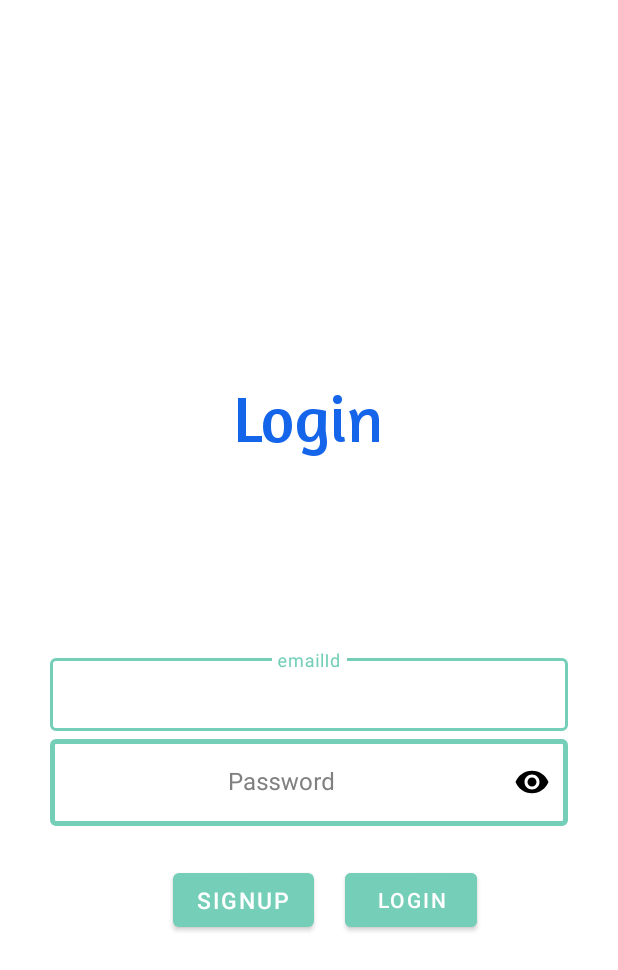
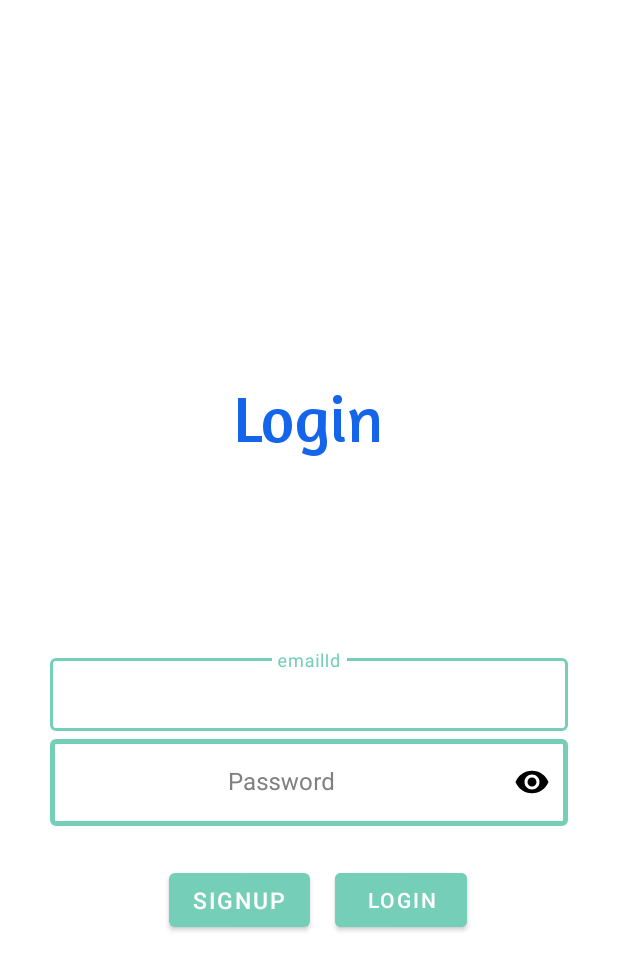
Before and after one commit to theshivv/OrgaFood, an Android app: the layout activity_login.xml on its own in the app's theme, with its tools: preview values and no code run, on a phone screen of 412 x 824 dp. Shown: the top 970 px of the screen. Run offline under Robolectric (Android 15) with nearby library versions, the phone set to English and light mode, and no system bars; Roboto replaces fonts that are not available here.

Commit message:
Changes in bias of signup and login button.

```diff
--- a/app/src/main/res/layout-v21/activity_login.xml
+++ b/app/src/main/res/layout-v21/activity_login.xml
@@ -86,10 +86,10 @@
                 android:textSize="15sp"
                 app:layout_constraintBottom_toBottomOf="parent"
                 app:layout_constraintEnd_toEndOf="parent"
-                app:layout_constraintHorizontal_bias="0.357"
+                app:layout_constraintHorizontal_bias="0.350"
                 app:layout_constraintStart_toStartOf="parent"
                 app:layout_constraintTop_toTopOf="parent"
-                app:layout_constraintVertical_bias="0.487" />
+                />
 
             <Button
                 android:id="@+id/loginBtn"
@@ -100,13 +100,14 @@
                 android:text="@string/login"
                 app:layout_constraintBottom_toBottomOf="parent"
                 app:layout_constraintEnd_toEndOf="parent"
-                app:layout_constraintHorizontal_bias="0.189"
+                app:layout_constraintHorizontal_bias="0.150"
                 app:layout_constraintStart_toEndOf="@+id/registerTextId"
                 app:layout_constraintTop_toTopOf="parent"
-                app:layout_constraintVertical_bias="0.448" />
+                />
 
 
         </androidx.constraintlayout.widget.ConstraintLayout>
+
 
     </LinearLayout>
 
--- a/app/src/main/res/layout-v26/activity_login.xml
+++ b/app/src/main/res/layout-v26/activity_login.xml
@@ -106,10 +106,10 @@
                 android:textSize="15sp"
                 app:layout_constraintBottom_toBottomOf="parent"
                 app:layout_constraintEnd_toEndOf="parent"
-                app:layout_constraintHorizontal_bias="0.357"
+                app:layout_constraintHorizontal_bias="0.350"
                 app:layout_constraintStart_toStartOf="parent"
                 app:layout_constraintTop_toTopOf="parent"
-                app:layout_constraintVertical_bias="0.487" />
+                />
 
             <Button
                 android:id="@+id/loginBtn"
@@ -120,13 +120,14 @@
                 android:text="@string/login"
                 app:layout_constraintBottom_toBottomOf="parent"
                 app:layout_constraintEnd_toEndOf="parent"
-                app:layout_constraintHorizontal_bias="0.189"
+                app:layout_constraintHorizontal_bias="0.150"
                 app:layout_constraintStart_toEndOf="@+id/registerTextId"
                 app:layout_constraintTop_toTopOf="parent"
-                app:layout_constraintVertical_bias="0.448" />
+                />
 
 
         </androidx.constraintlayout.widget.ConstraintLayout>
+
 
 
     </LinearLayout>
--- a/app/src/main/res/layout-v28/activity_login.xml
+++ b/app/src/main/res/layout-v28/activity_login.xml
@@ -106,10 +106,10 @@
                 android:textSize="15sp"
                 app:layout_constraintBottom_toBottomOf="parent"
                 app:layout_constraintEnd_toEndOf="parent"
-                app:layout_constraintHorizontal_bias="0.357"
+                app:layout_constraintHorizontal_bias="0.350"
                 app:layout_constraintStart_toStartOf="parent"
                 app:layout_constraintTop_toTopOf="parent"
-                app:layout_constraintVertical_bias="0.487" />
+                />
 
             <Button
                 android:id="@+id/loginBtn"
@@ -120,13 +120,14 @@
                 android:text="@string/login"
                 app:layout_constraintBottom_toBottomOf="parent"
                 app:layout_constraintEnd_toEndOf="parent"
-                app:layout_constraintHorizontal_bias="0.189"
+                app:layout_constraintHorizontal_bias="0.150"
                 app:layout_constraintStart_toEndOf="@+id/registerTextId"
                 app:layout_constraintTop_toTopOf="parent"
-                app:layout_constraintVertical_bias="0.448" />
+                />
 
 
         </androidx.constraintlayout.widget.ConstraintLayout>
+
 
 
     </LinearLayout>
--- a/app/src/main/res/layout/activity_login.xml
+++ b/app/src/main/res/layout/activity_login.xml
@@ -86,10 +86,10 @@
                 android:textSize="15sp"
                 app:layout_constraintBottom_toBottomOf="parent"
                 app:layout_constraintEnd_toEndOf="parent"
-                app:layout_constraintHorizontal_bias="0.357"
+                app:layout_constraintHorizontal_bias="0.350"
                 app:layout_constraintStart_toStartOf="parent"
                 app:layout_constraintTop_toTopOf="parent"
-                app:layout_constraintVertical_bias="0.487" />
+                 />
 
             <Button
                 android:id="@+id/loginBtn"
@@ -100,10 +100,10 @@
                 android:text="@string/login"
                 app:layout_constraintBottom_toBottomOf="parent"
                 app:layout_constraintEnd_toEndOf="parent"
-                app:layout_constraintHorizontal_bias="0.189"
+                app:layout_constraintHorizontal_bias="0.150"
                 app:layout_constraintStart_toEndOf="@+id/registerTextId"
                 app:layout_constraintTop_toTopOf="parent"
-                app:layout_constraintVertical_bias="0.448" />
+                 />
 
 
         </androidx.constraintlayout.widget.ConstraintLayout>
```
